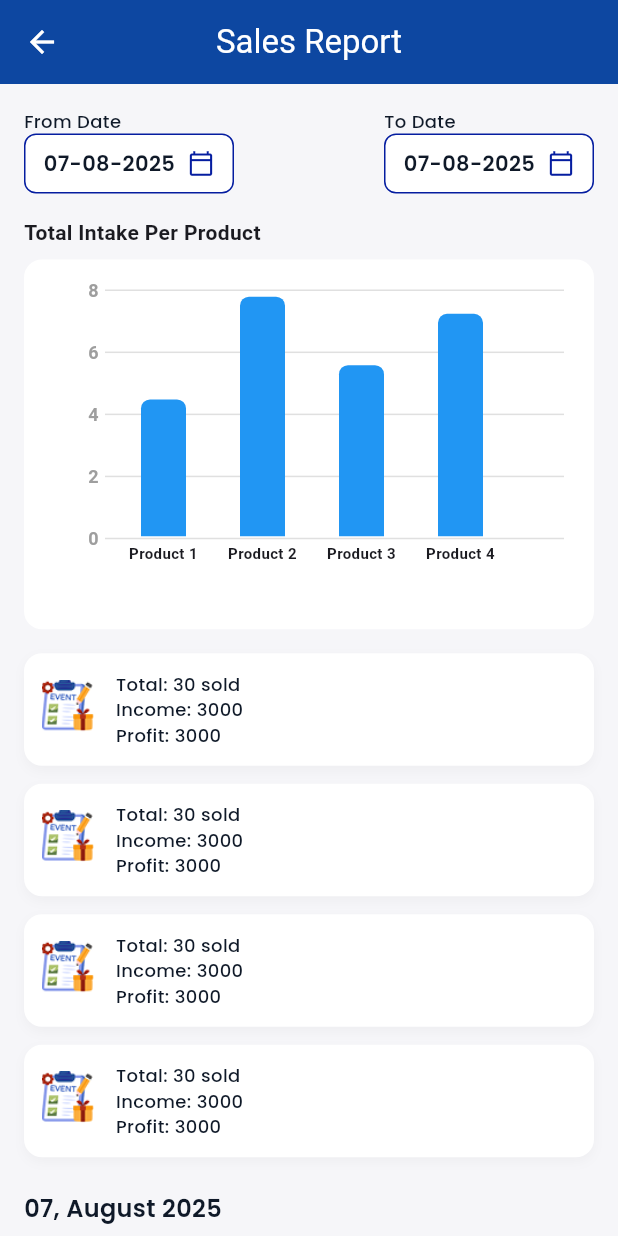
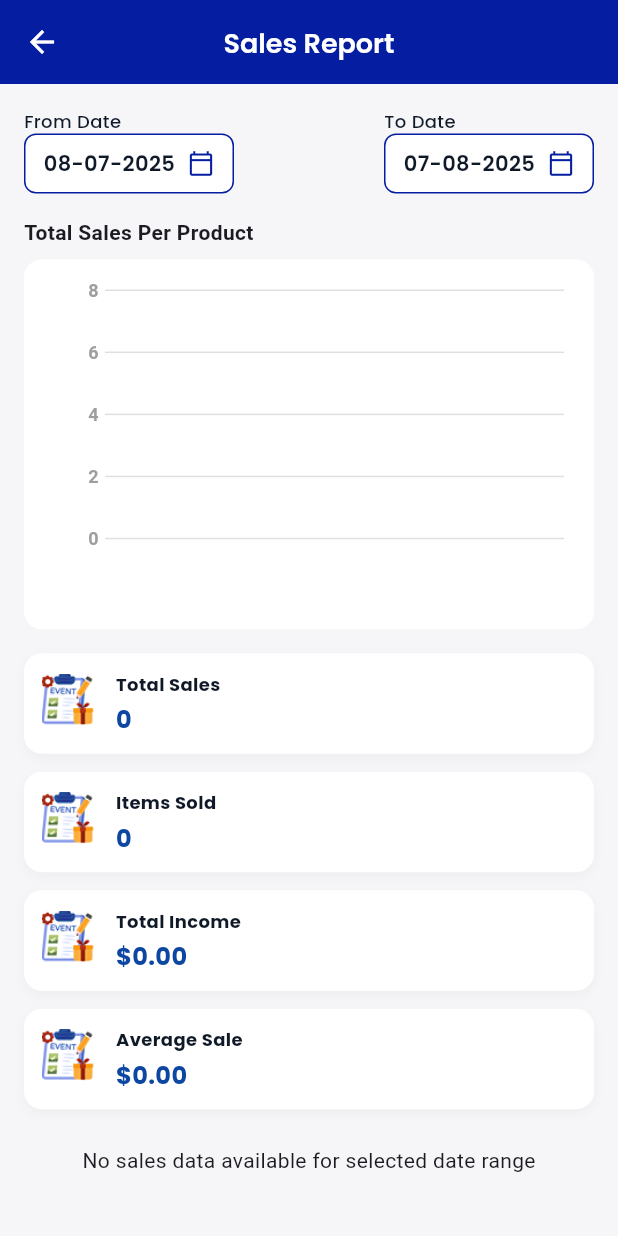
Before and after one commit to shayan5522/Sales-App, a Flutter app: the ReportsMainPage screen opened directly, after a tap on "Sales", on a phone screen of 412 x 824 dp. Run offline on Flutter 3.47's test engine with Material 3 defaults, Android fonts, the phone set to English and light mode, and no system bars; our stand-ins replace cloud_firestore, device_preview, firebase_auth, firebase_core, firebase_storage, get and 4 more; missing offline and left inert: dart:ffi; accounts and stored records are empty.

Commit message:
sales_report_done

```diff
--- a/lib/app/ui/screens/owner/Reports/ReturnReport/returnreport.dart
+++ b/lib/app/ui/screens/owner/Reports/ReturnReport/returnreport.dart
@@ -58,15 +58,6 @@ class _ReturnReportState extends State<ReturnReport> {
           child: Column(
             crossAxisAlignment: CrossAxisAlignment.start,
             children: [
-              Center(
-                child: Text(
-                  'Return & Profit Report',
-                  style: AppTextStyles.title.copyWith(
-                    fontWeight: FontWeight.bold,
-                    fontSize: screenWidth * 0.055,
-                  ),
-                ),
-              ),
               SizedBox(height: screenHeight * 0.025),
 
               /// Date pickers
@@ -118,8 +109,6 @@ class _ReturnReportState extends State<ReturnReport> {
                   ),
                 ],
               ),
-
-              SizedBox(height: screenHeight * 0.025),
 
               /// Income & Profit cards
               Row(
--- /dev/null
+++ b/lib/app/ui/screens/owner/Reports/SalesReport/sales_report_controller.dart
@@ -0,0 +1,149 @@
+import 'package:flutter/cupertino.dart';
+import 'package:get/get.dart';
+import 'package:cloud_firestore/cloud_firestore.dart';
+import 'package:intl/intl.dart';
+import 'package:firebase_auth/firebase_auth.dart';
+
+import '../../../../widgets/chart.dart';
+
+class SalesReportController extends GetxController {
+  final FirebaseFirestore _firestore = FirebaseFirestore.instance;
+  final FirebaseAuth _auth = FirebaseAuth.instance;
+
+  // Reactive variables
+  var isLoading = false.obs;
+  var salesData = <Map<String, dynamic>>[].obs;
+  var totalAmount = 0.0.obs;
+  var totalItemsSold = 0.obs;
+
+  // Date range for filtering
+  var fromDate = DateTime.now().subtract(const Duration(days: 30)).obs;
+  var toDate = DateTime.now().obs;
+
+  @override
+  void onInit() {
+    super.onInit();
+    debugPrint('Initializing SalesReportController');
+    fetchSalesData();
+  }
+
+  Future<void> fetchSalesData() async {
+    try {
+      isLoading(true);
+      salesData.clear();
+      totalAmount.value = 0;
+      totalItemsSold.value = 0;
+
+      // Get current authenticated user
+      final user = _auth.currentUser;
+      if (user == null) {
+        debugPrint('No authenticated user found');
+        Get.snackbar('Error', 'User not authenticated');
+        return;
+      }
+
+      final userId = user.uid;
+      debugPrint('Using user ID: $userId');
+
+      // Query sales data
+      final salesRef = _firestore
+          .collection('users')
+          .doc(userId)
+          .collection('sales');
+
+      debugPrint('Querying sales from ${fromDate.value} to ${toDate.value}');
+
+      final querySnapshot = await salesRef
+          .where('createdAt', isGreaterThanOrEqualTo: fromDate.value)
+          .where('createdAt', isLessThanOrEqualTo: toDate.value)
+          .get();
+
+      debugPrint('Found ${querySnapshot.docs.length} sales records');
+
+      for (var doc in querySnapshot.docs) {
+        final data = doc.data();
+        debugPrint('Processing document ${doc.id} with data: $data');
+
+        if (data.containsKey('items') && data['items'] is List) {
+          final items = List<Map<String, dynamic>>.from(data['items']);
+          final total = (data['totalAmount'] ?? 0).toDouble();
+
+          salesData.add({
+            'id': doc.id,
+            'createdAt': (data['createdAt'] as Timestamp).toDate(),
+            'items': items,
+            'totalAmount': total,
+          });
+
+          totalAmount.value += total;
+          totalItemsSold.value += items.fold<int>(0, (sum, item) =>
+          sum + ((item['quantity'] as int?) ?? 0));
+        }
+      }
+
+      salesData.sort((a, b) => (b['createdAt'] as DateTime).compareTo(a['createdAt'] as DateTime));
+    } catch (e, stackTrace) {
+      debugPrint('Error fetching sales: $e');
+      debugPrint('Stack trace: $stackTrace');
+      Get.snackbar('Error', 'Failed to load sales data');
+    } finally {
+      isLoading(false);
+    }
+  }
+
+  void updateFromDate(DateTime newDate) {
+    debugPrint('Updating fromDate to $newDate');
+    fromDate.value = newDate;
+    fetchSalesData();
+  }
+
+  void updateToDate(DateTime newDate) {
+    debugPrint('Updating toDate to $newDate');
+    toDate.value = newDate;
+    fetchSalesData();
+  }
+
+  // Helper to format date for display
+  String formatDate(DateTime date) {
+    return DateFormat('dd, MMMM yyyy').format(date);
+  }
+
+  // Get chart data for products
+  List<BarData> getProductChartData() {
+    debugPrint('Generating chart data from ${salesData.length} sales');
+    final productMap = <String, double>{};
+
+    for (var sale in salesData) {
+      try {
+        final items = List<Map<String, dynamic>>.from(sale['items'] ?? []);
+        debugPrint('Processing ${items.length} items for chart');
+
+        for (var item in items) {
+          final productName = item['title'] ?? 'Unknown';
+          final value = (item['price'] ?? 0).toDouble() * (item['quantity'] ?? 1);
+          productMap[productName] = (productMap[productName] ?? 0) + value;
+          debugPrint('Added $productName with value $value');
+        }
+      } catch (e) {
+        debugPrint('Error processing sale for chart: $e');
+      }
+    }
+
+    debugPrint('Chart data generated with ${productMap.length} products');
+    return productMap.entries
+        .map((e) => BarData(label: e.key, value: e.value))
+        .toList();
+  }
+
+  // Get max Y value for chart
+  double getMaxChartValue() {
+    final chartData = getProductChartData();
+    if (chartData.isEmpty) {
+      debugPrint('No chart data, returning default max value');
+      return 8000; // default
+    }
+    final maxValue = chartData.map((e) => e.value).reduce((a, b) => a > b ? a : b) * 1.2;
+    debugPrint('Calculated max chart value: $maxValue');
+    return maxValue;
+  }
+}
--- /dev/null
+++ b/lib/app/ui/screens/owner/Reports/SalesReport/sales_report_page.dart
@@ -0,0 +1,208 @@
+import 'package:flutter/material.dart';
+import 'package:get/get.dart';
+import 'package:salesapp/app/themes/colors.dart';
+import 'package:salesapp/app/themes/styles.dart';
+import 'package:salesapp/app/ui/screens/owner/Reports/SalesReport/sales_report_controller.dart';
+import 'package:salesapp/app/ui/widgets/appbar.dart';
+import 'package:salesapp/app/ui/widgets/datepicker.dart';
+import 'package:salesapp/app/ui/widgets/chart.dart';
+import '../../../../widgets/sale/salereportlist.dart';
+
+class SalesReportPage extends StatelessWidget {
+  SalesReportPage({super.key}) {
+    Get.put(SalesReportController());
+  }
+
+  @override
+  Widget build(BuildContext context) {
+    final controller = Get.find<SalesReportController>();
+
+    return Scaffold(
+      appBar: CustomAppbar(title: "Sales Report"),
+      backgroundColor: const Color(0xFFF6F6F9),
+      body: Obx(() {
+        if (controller.isLoading.value) {
+          return const Center(child: CircularProgressIndicator());
+        }
+
+        return SingleChildScrollView(
+          padding: const EdgeInsets.all(16),
+          child: Column(
+            crossAxisAlignment: CrossAxisAlignment.start,
+            children: [
+              /// 🔹 DATE PICKERS
+              Row(
+                mainAxisAlignment: MainAxisAlignment.spaceBetween,
+                children: [
+                  CustomDatePicker(
+                    label: "From Date",
+                    onDateSelected: controller.updateFromDate,
+                    initialDate: controller.fromDate.value,
+                  ),
+                  CustomDatePicker(
+                    label: "To Date",
+                    onDateSelected: controller.updateToDate,
+                    initialDate: controller.toDate.value,
+                  ),
+                ],
+              ),
+              const SizedBox(height: 16),
+
+              /// 🔹 CHART
+              const Text("Total Sales Per Product", style: TextStyle(fontWeight: FontWeight.w600)),
+              const SizedBox(height: 8),
+              Container(
+                padding: const EdgeInsets.all(12),
+                decoration: BoxDecoration(
+                  color: AppColors.secondary,
+                  borderRadius: BorderRadius.circular(12),
+                ),
+                child: ResponsiveBarChart(
+                  maxYValue: controller.getMaxChartValue(),
+                  yAxisSteps: [0, 2, 4, 6, 8],
+                  data: controller.getProductChartData(),
+                ),
+              ),
+              const SizedBox(height: 16),
+
+              /// 🔹 SUMMARY CARDS GRID (Responsive)
+              LayoutBuilder(
+                builder: (context, constraints) {
+                  final isWide = constraints.maxWidth >= 400;
+                  final itemWidth = isWide
+                      ? (constraints.maxWidth - 12) / 2
+                      : constraints.maxWidth;
+
+                  return Wrap(
+                    spacing: 12,
+                    runSpacing: 12,
+                    children: [
+                      saleSummaryCard(
+                        width: itemWidth,
+                        title: "Total Sales",
+                        value: controller.salesData.length.toString(),
+                      ),
+                      saleSummaryCard(
+                        width: itemWidth,
+                        title: "Items Sold",
+                        value: controller.totalItemsSold.value.toString(),
+                      ),
+                      saleSummaryCard(
+                        width: itemWidth,
+                        title: "Total Income",
+                        value: "\$${controller.totalAmount.value.toStringAsFixed(2)}",
+                      ),
+                      saleSummaryCard(
+                        width: itemWidth,
+                        title: "Average Sale",
+                        value: controller.salesData.isEmpty
+                            ? "\$0.00"
+                            : "\$${(controller.totalAmount.value / controller.salesData.length).toStringAsFixed(2)}",
+                      ),
+                    ],
+                  );
+                },
+              ),
+
+              const SizedBox(height: 24),
+
+              /// 🔹 SALES LIST
+              ..._buildSalesList(controller),
+            ],
+          ),
+        );
+      }),
+    );
+  }
+
+  List<Widget> _buildSalesList(SalesReportController controller) {
+    if (controller.salesData.isEmpty) {
+      return [
+        const Center(
+          child: Text("No sales data available for selected date range"),
+        ),
+      ];
+    }
+
+    // Group sales by date
+    final salesByDate = <DateTime, List<Map<String, dynamic>>>{};
+    for (var sale in controller.salesData) {
+      final saleDate = (sale['createdAt'] as DateTime);
+      final dateKey = DateTime(saleDate.year, saleDate.month, saleDate.day);
+
+      if (!salesByDate.containsKey(dateKey)) {
+        salesByDate[dateKey] = [];
+      }
+      salesByDate[dateKey]!.add(sale);
+    }
+
+    // Build widgets for each date group
+    return salesByDate.entries.map((entry) {
+      return Column(
+        crossAxisAlignment: CrossAxisAlignment.start,
+        children: [
+          /// 🔹 DATE SECTION HEADING
+          Text(
+            controller.formatDate(entry.key),
+            style: AppTextStyles.title.copyWith(fontWeight: FontWeight.w600),
+          ),
+          const SizedBox(height: 12),
+
+          /// 🔹 PRODUCT HISTORY (List)
+          ...entry.value.expand((sale) {
+            final items = List<Map<String, dynamic>>.from(sale['items'] ?? []);
+            return items.map((item) => Salereportlist(
+              imagePath: item['imagePath'] ?? "assets/images/products.png",
+              name: item['title'] ?? "Unknown Product",
+              Quantity: "${item['quantity']}",
+              amount: "\$${(item['price'] * item['quantity']).toStringAsFixed(2)}",
+            ));
+          }),
+        ],
+      );
+    }).toList();
+  }
+}
+
+/// 🔹 Responsive Summary Card Widget
+Widget saleSummaryCard({
+  required double width,
+  required String title,
+  required String value,
+}) {
+  return Container(
+    width: width,
+    padding: const EdgeInsets.all(12),
+    decoration: BoxDecoration(
+      color: Colors.white,
+      borderRadius: BorderRadius.circular(12),
+      boxShadow: [
+        BoxShadow(
+          color: Colors.black.withOpacity(0.03),
+          blurRadius: 6,
+          offset: const Offset(0, 3),
+        )
+      ],
+    ),
+    child: Row(
+      children: [
+        Image.asset("assets/images/report.png", height: 40),
+        const SizedBox(width: 10),
+        Expanded(
+          child: Column(
+            crossAxisAlignment: CrossAxisAlignment.start,
+            children: [
+              Text(title, style: AppTextStyles.subtitleSmall.copyWith(fontWeight: FontWeight.bold)),
+              const SizedBox(height: 4),
+              Text(value, style: AppTextStyles.subtitleSmall.copyWith(
+                fontSize: 16,
+                color: Colors.blue[900],
+                fontWeight: FontWeight.bold,
+              )),
+            ],
+          ),
+        ),
+      ],
+    ),
+  );
+}
--- a/lib/app/ui/screens/owner/Reports/report_main_page.dart
+++ b/lib/app/ui/screens/owner/Reports/report_main_page.dart
@@ -4,7 +4,7 @@ import 'package:get/get_core/src/get_main.dart';
 import 'package:salesapp/app/themes/colors.dart';
 import 'package:salesapp/app/themes/styles.dart';
 import 'package:salesapp/app/ui/screens/owner/Reports/ReturnReport/returnreport.dart';
-import 'package:salesapp/app/ui/screens/owner/Reports/sales_report_page.dart';
+import 'package:salesapp/app/ui/screens/owner/Reports/SalesReport/sales_report_page.dart';
 import 'package:salesapp/app/ui/screens/owner/Reports/StockReport/stock_report.dart';
 import 'package:salesapp/app/ui/widgets/Admindashboard/salescard.dart';
 import 'package:salesapp/app/ui/widgets/Admindashboard/dashboard_main-container.dart';
@@ -183,7 +183,7 @@ class ReportsMainPage extends StatelessWidget {
                 MainContainer(
                   imagePath: "assets/images/sales1111.png",
                   label: "Sales",
-                  onTap: () => Get.to(() => const SalesReportPage()),
+                  onTap: () => Get.to(() =>  SalesReportPage()),
                 ),
                 MainContainer(
                   imagePath: "assets/images/Expense.png",
--- a/lib/app/ui/screens/owner/Reports/sales_report_page.dart
+++ /dev/null
@@ -1,154 +0,0 @@
-import 'package:flutter/material.dart';
-import 'package:intl/intl.dart';
-import 'package:salesapp/app/themes/colors.dart';
-import 'package:salesapp/app/themes/styles.dart';
-import 'package:salesapp/app/ui/widgets/datepicker.dart';
-import 'package:salesapp/app/ui/widgets/chart.dart';
-import 'package:salesapp/app/ui/widgets/intakeproduct.dart';
-
-import '../../../widgets/appbar.dart';
-import '../../../widgets/sale/salereportlist.dart';
-
-class SalesReportPage extends StatelessWidget {
-  const SalesReportPage({super.key});
-
-  @override
-  Widget build(BuildContext context) {
-    return Scaffold(
-      appBar: AppBar(
-        backgroundColor: Colors.blue[900],
-        title: const Text("Sales Report", style: TextStyle(color: Colors.white)),
-        centerTitle: true,
-        leading: const BackButton(color: Colors.white),
-      ),
-      backgroundColor: const Color(0xFFF6F6F9),
-      body: SingleChildScrollView(
-        padding: const EdgeInsets.all(16),
-        child: Column(
-          crossAxisAlignment: CrossAxisAlignment.start,
-          children: [
-            /// 🔹 DATE PICKERS
-            Row(
-              mainAxisAlignment: MainAxisAlignment.spaceBetween,
-              children: [
-                CustomDatePicker(
-                  label: "From Date",
-                  onDateSelected: (_) {},
-                  initialDate: DateTime.now(),
-                ),
-                CustomDatePicker(
-                  label: "To Date",
-                  onDateSelected: (_) {},
-                  initialDate: DateTime.now(),
-                ),
-              ],
-            ),
-            const SizedBox(height: 16),
-
-            /// 🔹 CHART
-            const Text("Total Intake Per Product", style: TextStyle(fontWeight: FontWeight.w600)),
-            const SizedBox(height: 8),
-            Container(
-              padding: const EdgeInsets.all(12),
-              decoration: BoxDecoration(
-                color: AppColors.secondary,
-                borderRadius: BorderRadius.circular(12),
-              ),
-              child: ResponsiveBarChart(
-                maxYValue: 8000,
-                yAxisSteps: [0, 2, 4, 6, 8],
-                data: [
-                  BarData(label: 'Product 1', value: 4000),
-                  BarData(label: 'Product 2', value: 7000),
-                  BarData(label: 'Product 3', value: 5000),
-                  BarData(label: 'Product 4', value: 6500),
-                ],
-              ),
-            ),
-            const SizedBox(height: 16),
-
-            /// 🔹 SUMMARY CARDS GRID (Responsive)
-            LayoutBuilder(
-              builder: (context, constraints) {
-                final isWide = constraints.maxWidth >= 400;
-                final itemWidth = isWide
-                    ? (constraints.maxWidth - 12) / 2
-                    : constraints.maxWidth;
-
-                return Wrap(
-                  spacing: 12,
-                  runSpacing: 12,
-                  children: List.generate(4, (_) => saleSummaryCard(width: itemWidth)),
-                );
-              },
-            ),
-
-            const SizedBox(height: 24),
-
-            /// 🔹 DATE SECTION HEADING
-            Text(
-              DateFormat("dd, MMMM yyyy").format(DateTime.now()),
-              style: AppTextStyles.title.copyWith(fontWeight: FontWeight.w600),
-            ),
-            const SizedBox(height: 12),
-
-            /// 🔹 PRODUCT HISTORY (List)
-            const Salereportlist(
-              imagePath: "assets/images/products.png",
-              name: "Product A",
-              Quantity: "1-100",
-              amount: "2000",
-            ),
-            const Salereportlist(
-              imagePath: "assets/images/products.png",
-              name: "Product A",
-              Quantity: "1-100",
-              amount: "2000",
-            ),
-            const Salereportlist(
-              imagePath: "assets/images/products.png",
-              name: "Product A",
-              Quantity: "1-100",
-              amount: "2000",
-            ),
-          ],
-        ),
-      ),
-    );
-  }
-}
-
-/// 🔹 Responsive Summary Card Widget
-Widget saleSummaryCard({required double width}) {
-  return Container(
-    width: width,
-    padding: const EdgeInsets.all(12),
-    decoration: BoxDecoration(
-      color: Colors.white,
-      borderRadius: BorderRadius.circular(12),
-      boxShadow: [
-        BoxShadow(
-          color: Colors.black.withOpacity(0.03),
-          blurRadius: 6,
-          offset: const Offset(0, 3),
-        )
-      ],
-    ),
-    child: Row(
-      children: [
-        Image.asset("assets/images/report.png", height: 40),
-        const SizedBox(width: 10),
-        Expanded(
-          child: Column(
-            crossAxisAlignment: CrossAxisAlignment.start,
-            children: [
-              Text("Total: 30 sold", style: AppTextStyles.subtitleSmall),
-              Text("Income: 3000", style: AppTextStyles.subtitleSmall),
-              Text("Profit: 3000", style: AppTextStyles.subtitleSmall),
-            ],
-          ),
-        ),
-      ],
-    ),
-  );
-}
```
